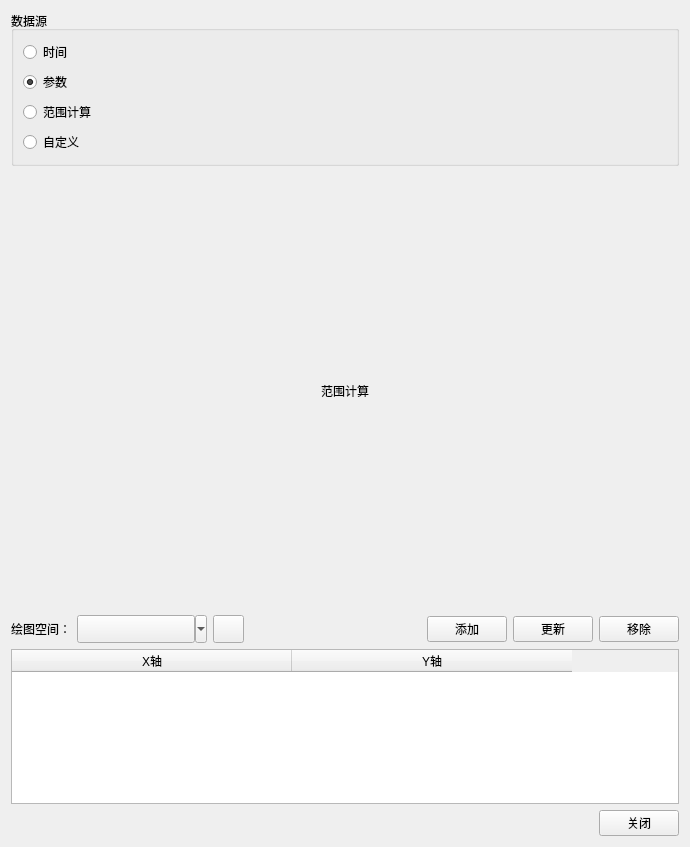
Above: AddPlotPair.ui from whatudone/plotxy before the change. Below: the same form after it.
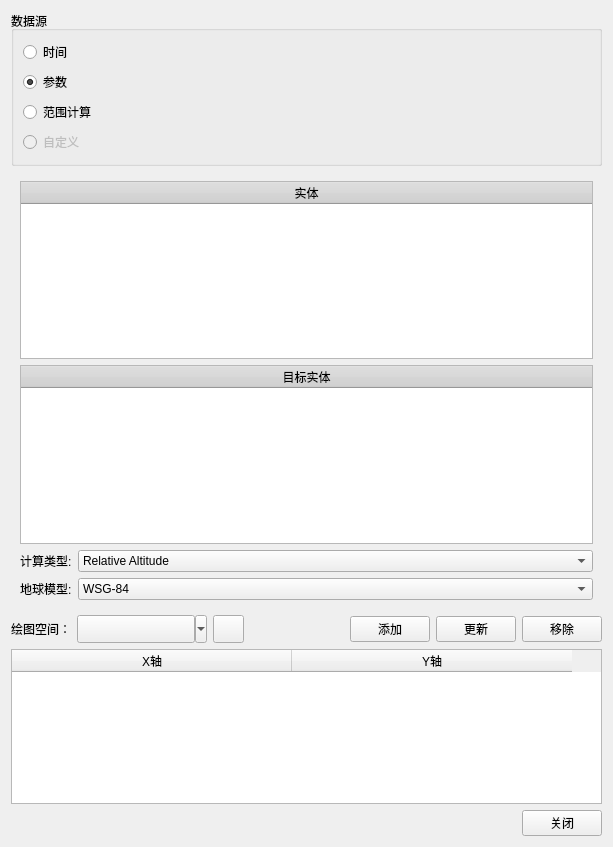
That is the form after the change. The open tabs and pages were chosen to show the change.

Commit message: Text图适配范围计算

Patch:
```diff
--- a/AddPlotPair.ui
+++ b/AddPlotPair.ui
@@ -6,7 +6,7 @@
    <rect>
     <x>0</x>
     <y>0</y>
-    <width>690</width>
+    <width>613</width>
     <height>847</height>
    </rect>
   </property>
@@ -1533,6 +1533,9 @@
            <layout class="QHBoxLayout" name="horizontalLayout_31">
             <item>
              <widget class="QRadioButton" name="radioButton_11">
+              <property name="enabled">
+               <bool>false</bool>
+              </property>
               <property name="text">
                <string>自定义</string>
               </property>
@@ -1715,15 +1718,84 @@
          <widget class="QWidget" name="page_15">
           <layout class="QVBoxLayout" name="verticalLayout_33">
            <item>
-            <widget class="QLabel" name="label_32">
-             <property name="text">
-              <string>范围计算</string>
+            <widget class="QTableWidget" name="tableWidgetTextEntity">
+             <property name="styleSheet">
+              <string notr="true">QHeaderView::section{background:lightgray;}</string>
              </property>
-             <property name="alignment">
-              <set>Qt::AlignCenter</set>
+             <attribute name="horizontalHeaderCascadingSectionResizes">
+              <bool>false</bool>
+             </attribute>
+             <attribute name="horizontalHeaderStretchLastSection">
+              <bool>true</bool>
+             </attribute>
+             <attribute name="verticalHeaderVisible">
+              <bool>false</bool>
+             </attribute>
+             <column>
+              <property name="text">
+               <string>实体</string>
+              </property>
+             </column>
+            </widget>
+           </item>
+           <item>
+            <widget class="QTableWidget" name="tableWidgetTextTargetEntity">
+             <property name="styleSheet">
+              <string notr="true">QHeaderView::section{background:lightgray;}</string>
              </property>
+             <attribute name="horizontalHeaderStretchLastSection">
+              <bool>true</bool>
+             </attribute>
+             <attribute name="verticalHeaderVisible">
+              <bool>false</bool>
+             </attribute>
+             <column>
+              <property name="text">
+               <string>目标实体</string>
+              </property>
+             </column>
             </widget>
            </item>
+           <item>
+            <layout class="QHBoxLayout" name="horizontalLayout_43" stretch="0,1">
+             <item>
+              <widget class="QLabel" name="label_35">
+               <property name="text">
+                <string>计算类型:</string>
+               </property>
+              </widget>
+             </item>
+             <item>
+              <widget class="QComboBox" name="comboBoxTextCaltype">
+               <item>
+                <property name="text">
+                 <string>Relative Altitude</string>
+                </property>
+               </item>
+              </widget>
+             </item>
+            </layout>
+           </item>
+           <item>
+            <layout class="QHBoxLayout" name="horizontalLayout_42" stretch="0,1">
+             <item>
+              <widget class="QLabel" name="label_32">
+               <property name="text">
+                <string>地球模型:</string>
+               </property>
+              </widget>
+             </item>
+             <item>
+              <widget class="QComboBox" name="comboBoxTextEarthType">
+               <item>
+                <property name="text">
+                 <string>WSG-84</string>
+                </property>
+               </item>
+              </widget>
+             </item>
+            </layout>
+           </item>
           </layout>
          </widget>
          <widget class="QWidget" name="page_16">
```
Left out of the diff: 4 changed lines with no effect on the pictures. The commit also changes 4 other files.
